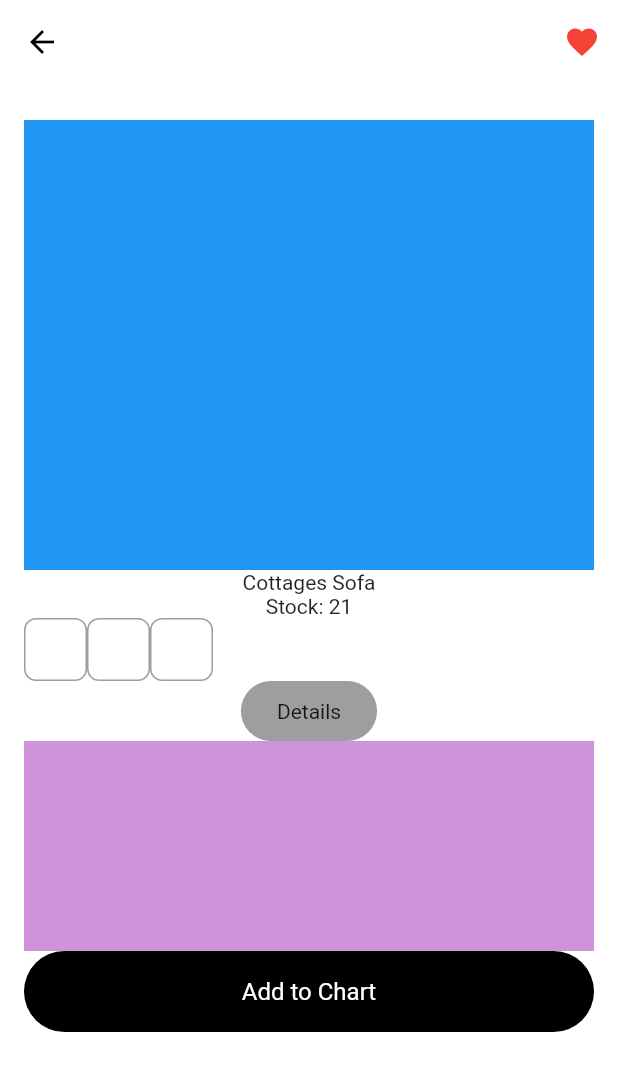
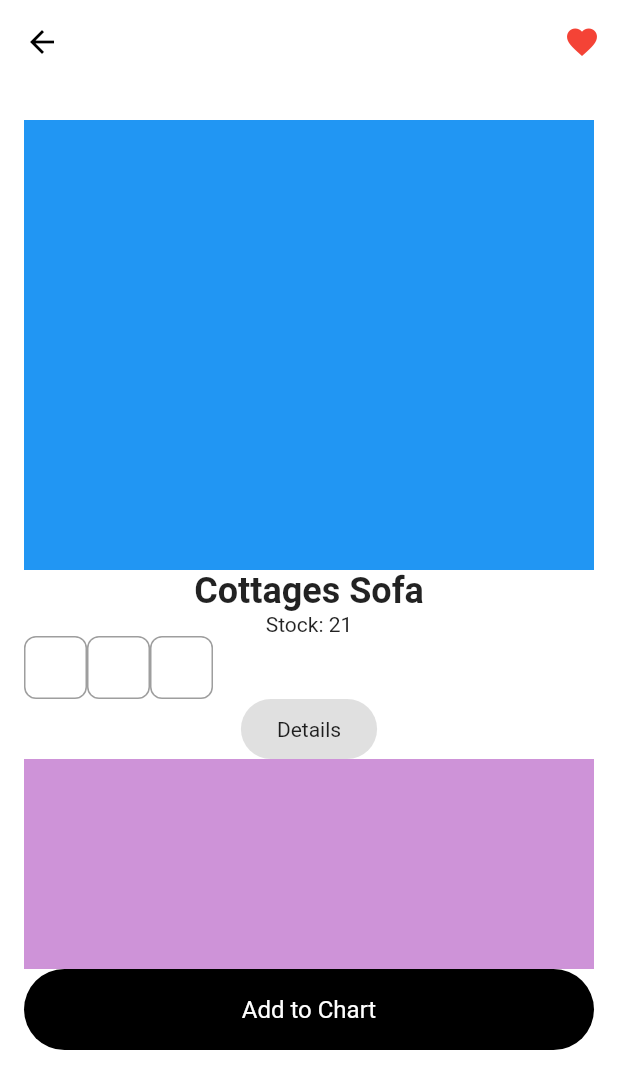
Before and after one commit to JAICHANGPARK/flutter_notebook_chapter_24, a Flutter app: the FurnitureDetailPage screen opened directly, on a phone screen of 412 x 824 dp. Shown: the top 1089 px of the screen. Run offline on Flutter 3.47's test engine with Material 2 defaults, Android fonts, the phone set to English and light mode, and no system bars; our stand-ins replace flutter_riverpod, freezed_annotation, ionicons, percent_indicator; missing offline and left inert: crypto_font_icons; network calls fail.

Commit message:
Update furniture_detail_page.dart

```diff
--- a/lib/ep1371_furniture_app/view/furniture_detail_page.dart
+++ b/lib/ep1371_furniture_app/view/furniture_detail_page.dart
@@ -35,7 +35,11 @@ class _FurnitureDetailPageState extends State<FurnitureDetailPage> {
               height: 300,
               color: Colors.blue,
             ),
-            const Text("Cottages Sofa"),
+
+            const Text("Cottages Sofa", style: TextStyle(
+              fontSize: 24,
+              fontWeight: FontWeight.bold
+            ),),
             const Text("Stock: 21"),
             Row(
               children: [
@@ -67,7 +71,7 @@ class _FurnitureDetailPageState extends State<FurnitureDetailPage> {
             ),
             Container(
               decoration: BoxDecoration(
-                color: Colors.grey,
+                color: Colors.grey[300],
                 borderRadius: BorderRadius.circular(24),
               ),
               padding: EdgeInsets.symmetric(horizontal: 24, vertical: 12),
```
